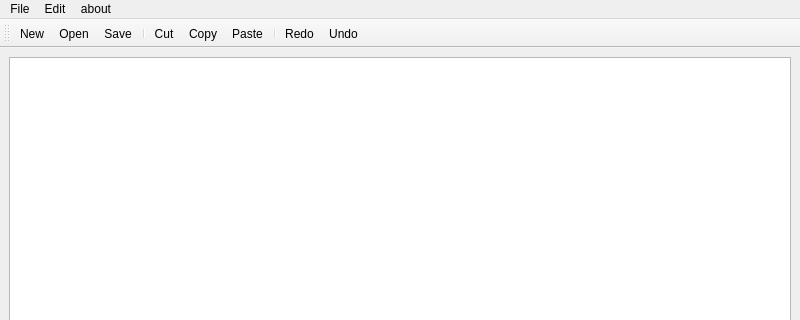
MahmoudMohamedAli/QT_Project, file My_Simple_Notepad/mainwindow.ui: the form before one commit; both pictures show x 0 to 800 and y 0 to 320 of the 800 by 600 pixel window.
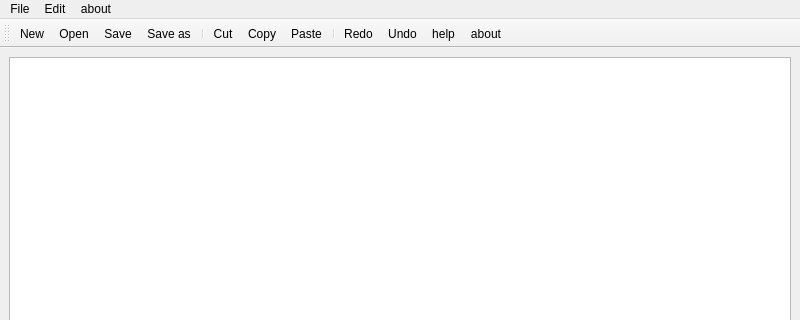
The form after the commit. Icons and pictures are not drawn.

The edit to the form file:
```diff
--- a/My_Simple_Notepad/mainwindow.ui
+++ b/My_Simple_Notepad/mainwindow.ui
@@ -76,6 +76,7 @@
    <addaction name="actionNew"/>
    <addaction name="actionOpen"/>
    <addaction name="actionSave"/>
+   <addaction name="actionSave_as"/>
    <addaction name="separator"/>
    <addaction name="actionCut"/>
    <addaction name="actionCopy"/>
@@ -83,6 +84,8 @@
    <addaction name="separator"/>
    <addaction name="actionRedo"/>
    <addaction name="actionUndo"/>
+   <addaction name="actionhelp"/>
+   <addaction name="actionabout"/>
   </widget>
   <action name="actionOpen">
    <property name="icon">
```
Left out of the diff: 10 changed lines with no effect on the pictures.
